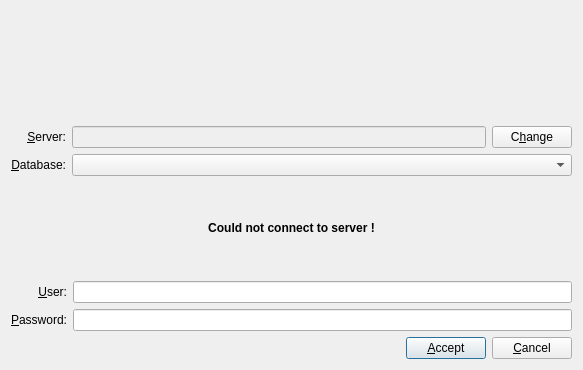
The window that Koo/ui/login.ui (xrg/openerp-client-kde) describes before a commit, drawn with Qt 5.
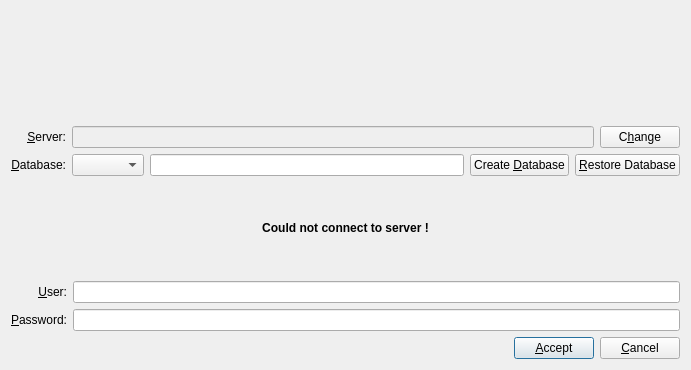
The same window after the commit. Icons and pictures are not drawn.

Commit message: A couple of login improvements: - Support for a new server feature (5.2). The server may return False instead of a list of databases. In this case we show a text widget to let the user introduce the database manually. - If there are no databases available, show the "Create Database" and "Restore Database" buttons in the login dialog to ease the job to new users.

The edit to the form file:
```diff
--- a/Koo/ui/login.ui
+++ b/Koo/ui/login.ui
@@ -4,11 +4,11 @@
   <property name="windowModality" >
    <enum>Qt::WindowModal</enum>
   </property>
-  <property name="geometry" >
+  <property name="geometry">
    <rect>
     <x>0</x>
     <y>0</y>
-    <width>583</width>
+    <width>691</width>
     <height>370</height>
    </rect>
   </property>
@@ -65,56 +65,10 @@
     </spacer>
    </item>
    <item>
-    <layout class="QGridLayout" >
-     <property name="margin" >
-      <number>0</number>
-     </property>
-     <property name="spacing" >
-      <number>6</number>
-     </property>
-     <item row="0" column="1" >
-      <widget class="QLineEdit" name="uiServer" >
-       <property name="enabled" >
-        <bool>false</bool>
-       </property>
-       <property name="focusPolicy" >
-        <enum>Qt::NoFocus</enum>
-       </property>
-       <property name="readOnly" >
-        <bool>true</bool>
-       </property>
-      </widget>
-     </item>
-     <item row="1" column="1" colspan="2" >
-      <widget class="QComboBox" name="uiDatabase" />
-     </item>
-     <item row="1" column="0" >
-      <widget class="QLabel" name="label_2" >
-       <property name="text" >
-        <string>&amp;Database:</string>
-       </property>
-       <property name="alignment" >
-        <set>Qt::AlignRight|Qt::AlignTrailing|Qt::AlignVCenter</set>
-       </property>
-       <property name="buddy" >
-        <cstring>uiDatabase</cstring>
-       </property>
-      </widget>
-     </item>
-     <item row="0" column="2" >
-      <widget class="QPushButton" name="pushChange" >
-       <property name="text" >
-        <string>C&amp;hange</string>
-       </property>
-       <property name="icon" >
-        <iconset resource="common.qrc" >
-         <normaloff>:/images/configure.png</normaloff>:/images/configure.png</iconset>
-       </property>
-      </widget>
-     </item>
-     <item row="0" column="0" >
-      <widget class="QLabel" name="label" >
-       <property name="text" >
+    <layout class="QGridLayout" name="gridLayout">
+     <item row="0" column="0">
+      <widget class="QLabel" name="label">
+       <property name="text">
         <string>&amp;Server:</string>
        </property>
        <property name="alignment" >
@@ -125,6 +79,79 @@
        </property>
       </widget>
      </item>
+     <item row="0" column="1">
+      <layout class="QHBoxLayout" name="horizontalLayout_3">
+       <item>
+        <widget class="QLineEdit" name="uiServer">
+         <property name="enabled">
+          <bool>false</bool>
+         </property>
+         <property name="focusPolicy">
+          <enum>Qt::NoFocus</enum>
+         </property>
+         <property name="readOnly">
+          <bool>true</bool>
+         </property>
+        </widget>
+       </item>
+       <item>
+        <widget class="QPushButton" name="pushChange">
+         <property name="text">
+          <string>C&amp;hange</string>
+         </property>
+         <property name="icon">
+          <iconset resource="common.qrc">
+           <normaloff>:/images/configure.png</normaloff>:/images/configure.png</iconset>
+         </property>
+        </widget>
+       </item>
+      </layout>
+     </item>
+     <item row="1" column="0">
+      <widget class="QLabel" name="label_2">
+       <property name="text">
+        <string>&amp;Database:</string>
+       </property>
+       <property name="alignment">
+        <set>Qt::AlignRight|Qt::AlignTrailing|Qt::AlignVCenter</set>
+       </property>
+       <property name="buddy">
+        <cstring>uiDatabase</cstring>
+       </property>
+      </widget>
+     </item>
+     <item row="1" column="1">
+      <layout class="QHBoxLayout" name="horizontalLayout_2">
+       <item>
+        <widget class="QComboBox" name="uiDatabase"/>
+       </item>
+       <item>
+        <widget class="QLineEdit" name="uiTextDatabase"/>
+       </item>
+       <item>
+        <widget class="QPushButton" name="pushCreateDatabase">
+         <property name="text">
+          <string>Create &amp;Database</string>
+         </property>
+         <property name="icon">
+          <iconset resource="common.qrc">
+           <normaloff>:/images/new.png</normaloff>:/images/new.png</iconset>
+         </property>
+        </widget>
+       </item>
+       <item>
+        <widget class="QPushButton" name="pushRestoreDatabase">
+         <property name="text">
+          <string>&amp;Restore Database</string>
+         </property>
+         <property name="icon">
+          <iconset resource="common.qrc">
+           <normaloff>:/images/redo.png</normaloff>:/images/redo.png</iconset>
+         </property>
+        </widget>
+       </item>
+      </layout>
+     </item>
     </layout>
    </item>
    <item>
@@ -174,15 +201,15 @@
     </layout>
    </item>
    <item>
-    <layout class="QGridLayout" >
-     <property name="margin" >
+    <layout class="QGridLayout">
+     <property name="margin">
       <number>0</number>
      </property>
      <property name="spacing" >
       <number>6</number>
      </property>
-     <item row="0" column="1" >
-      <widget class="QLineEdit" name="uiUserName" />
+     <item row="0" column="1">
+      <widget class="QLineEdit" name="uiUserName"/>
      </item>
      <item row="1" column="0" >
       <widget class="QLabel" name="label_4" >
@@ -203,9 +230,9 @@
        </property>
       </widget>
      </item>
-     <item row="1" column="1" >
-      <widget class="QLineEdit" name="uiPassword" >
-       <property name="echoMode" >
+     <item row="1" column="1">
+      <widget class="QLineEdit" name="uiPassword">
+       <property name="echoMode">
         <enum>QLineEdit::Password</enum>
        </property>
       </widget>
@@ -232,11 +259,11 @@
     </layout>
    </item>
    <item>
-    <layout class="QHBoxLayout" >
-     <property name="spacing" >
+    <layout class="QHBoxLayout">
+     <property name="spacing">
       <number>6</number>
      </property>
-     <property name="margin" >
+     <property name="margin">
       <number>0</number>
      </property>
      <item>
@@ -253,8 +280,8 @@
       </spacer>
      </item>
      <item>
-      <widget class="QPushButton" name="pushAccept" >
-       <property name="text" >
+      <widget class="QPushButton" name="pushAccept">
+       <property name="text">
         <string>&amp;Accept</string>
        </property>
        <property name="icon" >
@@ -267,8 +294,8 @@
       </widget>
      </item>
      <item>
-      <widget class="QPushButton" name="pushCancel" >
-       <property name="text" >
+      <widget class="QPushButton" name="pushCancel">
+       <property name="text">
         <string>&amp;Cancel</string>
        </property>
        <property name="icon" >
```
Left out of the diff: 117 changed lines with no effect on the pictures. The commit also changes 4 other files.
